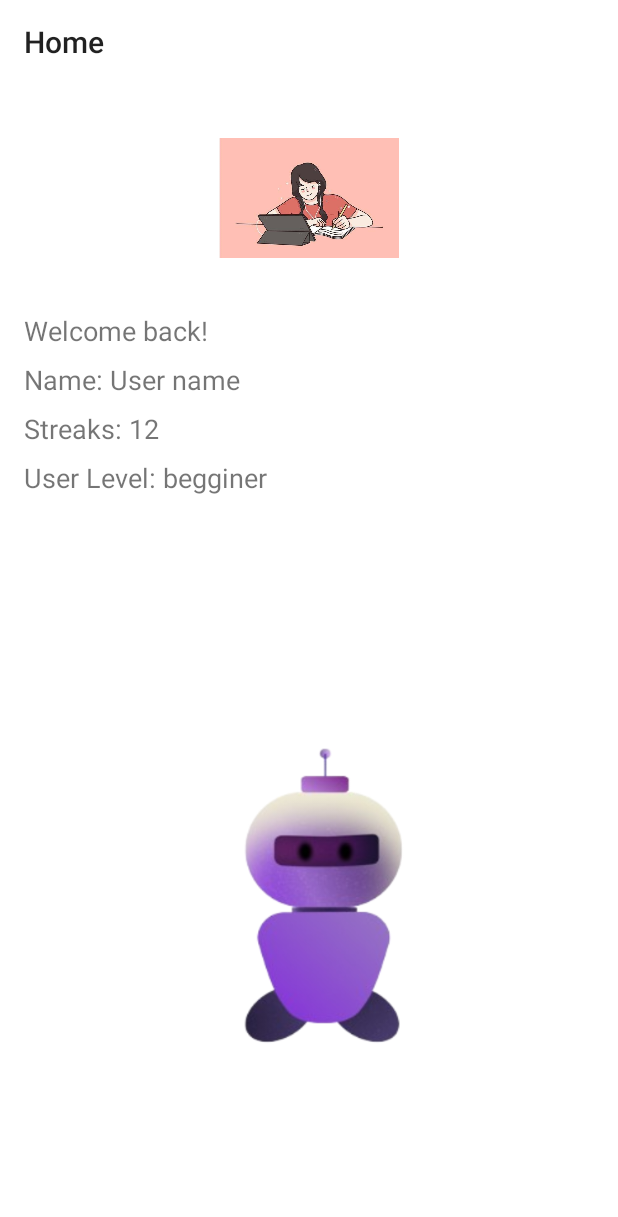
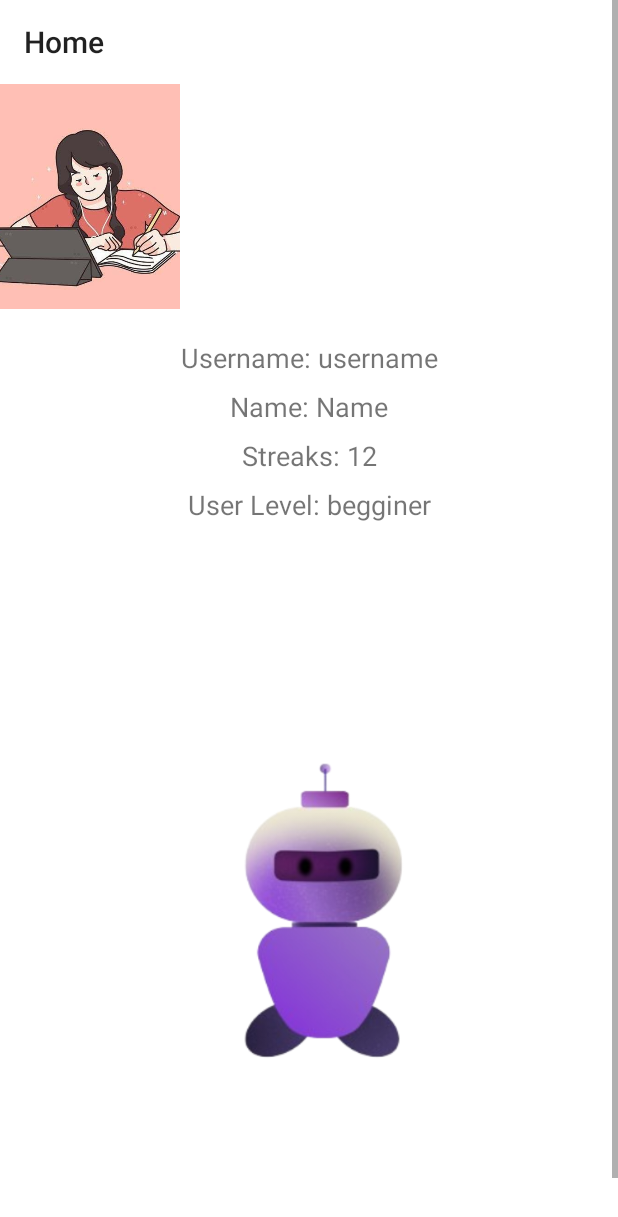
Before and after one commit to Learn-IT-Organization/mobile-app, an Android app: the layout fragment_home.xml on its own in the app's theme, with its tools: preview values and no code run, on a phone screen of 412 x 824 dp. Shown: the top 1217 px of the screen. Run offline under Robolectric (Android 15) with nearby library versions, the phone set to English and light mode, and no system bars; Roboto replaces fonts that are not available here.

Commit message:
#8: Home screen

```diff
--- a/app/src/main/java/com/example/learnit/data/ApiConstants.kt
+++ b/app/src/main/java/com/example/learnit/data/ApiConstants.kt
@@ -2,7 +2,7 @@ package com.example.learnit.data
 
 object ApiConstants {
 
-    const val API_BASE_URL = "http://192.168.1.5:3306/"
+    const val API_BASE_URL = "http://192.168.1.138:3306/"
     //change it to your own ipv4 address
     const val TOKEN = "token"
     const val EXPIRATION_TIME = "expirationTime"
--- a/app/src/main/java/com/example/learnit/data/ApiService.kt
+++ b/app/src/main/java/com/example/learnit/data/ApiService.kt
@@ -29,7 +29,6 @@ interface ApiService {
     @GET("/profile/user")
     suspend fun getLoggedInUser(): Response<ResponseData<LoggedUserData>>
 
-    @Multipart
     @POST("/register")
     suspend fun registerUser(@Body registerForm: RegistrationData): Response<RegistrationResponseData>
 
--- a/app/src/main/java/com/example/learnit/data/user/register/model/RegistrationData.kt
+++ b/app/src/main/java/com/example/learnit/data/user/register/model/RegistrationData.kt
@@ -1,7 +1,9 @@
 package com.example.learnit.data.user.register.model
 
 import kotlinx.serialization.SerialName
+import kotlinx.serialization.Serializable
 
+@Serializable
 data class RegistrationData(
     @SerialName("first_name")
     val first_name: String,
@@ -15,8 +17,6 @@ data class RegistrationData(
     val gender: String,
     @SerialName("user_level")
     val user_level: String,
-    @SerialName("user_photo")
-    val user_photo: String,
     @SerialName("streak")
     val streak: Int
 )
--- a/app/src/main/java/com/example/learnit/domain/user/repository/UserRepository.kt
+++ b/app/src/main/java/com/example/learnit/domain/user/repository/UserRepository.kt
@@ -1,8 +1,9 @@
 package com.example.learnit.domain.user.repository
 
+import com.example.learnit.data.user.login.model.LoggedUserData
 import com.example.learnit.ui.feature.home.model.LoggedUserModel
 
 ///for testing only
 interface UserRepository {
-    suspend fun getUsers(): List<LoggedUserModel>
+    suspend fun getUsers(): List<LoggedUserData>
 }
--- /dev/null
+++ b/app/src/main/res/drawable/ic_streak.xml
@@ -0,0 +1,6 @@
+<vector android:height="24dp" android:tint="#000000"
+    android:viewportHeight="24" android:viewportWidth="24"
+    android:width="24dp" xmlns:android="http://schemas.android.com/apk/res/android">
+    <path android:fillColor="@android:color/white" android:pathData="M12,12.9l-2.13,2.09C9.31,15.55 9,16.28 9,17.06C9,18.68 10.35,20 12,20s3,-1.32 3,-2.94c0,-0.78 -0.31,-1.52 -0.87,-2.07L12,12.9z"/>
+    <path android:fillColor="@android:color/white" android:pathData="M16,6l-0.44,0.55C14.38,8.02 12,7.19 12,5.3V2c0,0 -8,4 -8,11c0,2.92 1.56,5.47 3.89,6.86C7.33,19.07 7,18.1 7,17.06c0,-1.32 0.52,-2.56 1.47,-3.5L12,10.1l3.53,3.47c0.95,0.93 1.47,2.17 1.47,3.5c0,1.02 -0.31,1.96 -0.85,2.75c1.89,-1.15 3.29,-3.06 3.71,-5.3C20.52,10.97 18.79,7.62 16,6z"/>
+</vector>
--- a/app/src/main/res/layout/fragment_home.xml
+++ b/app/src/main/res/layout/fragment_home.xml
@@ -2,9 +2,20 @@
 <androidx.constraintlayout.widget.ConstraintLayout
     xmlns:android="http://schemas.android.com/apk/res/android"
     xmlns:app="http://schemas.android.com/apk/res-auto"
-    xmlns:tools="http://schemas.android.com/tools"
     android:layout_width="match_parent"
     android:layout_height="match_parent">
+
+    <ScrollView
+        android:layout_width="0dp"
+        android:layout_height="0dp"
+        app:layout_constraintTop_toTopOf="parent"
+        app:layout_constraintBottom_toBottomOf="parent"
+        app:layout_constraintStart_toStartOf="parent"
+        app:layout_constraintEnd_toEndOf="parent">
+
+        <androidx.constraintlayout.widget.ConstraintLayout
+            android:layout_width="match_parent"
+            android:layout_height="wrap_content">
 
             <androidx.appcompat.widget.Toolbar
                 android:id="@+id/toolbar"
@@ -16,36 +27,40 @@
                 app:title="Home"
                 app:titleTextAppearance="@style/TextAppearance.Widget.AppCompat.Toolbar.Title" />
 
-    <LinearLayout
-        android:id="@+id/userInfoLayout"
-        android:layout_width="match_parent"
-        android:layout_height="wrap_content"
-        android:orientation="vertical"
-        android:padding="16dp"
-        app:layout_constraintTop_toBottomOf="@id/toolbar">
-
                 <ImageView
                     android:id="@+id/imageViewProfilePhoto"
                     android:layout_width="120dp"
-            android:layout_height="120dp"
+                    android:layout_height="150dp"
                     android:layout_gravity="center"
-            android:layout_marginBottom="16dp"
-            android:src="@drawable/girl" />
+                    android:scaleType="centerCrop"
+                    android:src="@drawable/girl"
+                    app:cornerFamily="rounded"
+                    app:layout_constraintTop_toBottomOf="@id/toolbar"
+
+                    android:contentDescription="@null"
+                    />
 
             <TextView
                 android:id="@+id/textViewUsername"
                 android:layout_width="wrap_content"
                 android:layout_height="wrap_content"
-            android:text="Welcome back!"
-            android:textSize="18sp" />
+                android:text="Username: username"
+                android:textSize="18sp"
+                app:layout_constraintTop_toBottomOf="@id/imageViewProfilePhoto"
+                app:layout_constraintStart_toStartOf="parent"
+                app:layout_constraintEnd_toEndOf="parent"
+                android:layout_marginTop="20dp" />
 
             <TextView
                 android:id="@+id/textViewName"
                 android:layout_width="wrap_content"
                 android:layout_height="wrap_content"
                 android:layout_marginTop="8dp"
-            android:text="Name: User name"
-            android:textSize="18sp" />
+                android:text="Name: Name"
+                android:textSize="18sp"
+                app:layout_constraintTop_toBottomOf="@id/textViewUsername"
+                app:layout_constraintStart_toStartOf="parent"
+                app:layout_constraintEnd_toEndOf="parent" />
 
             <TextView
                 android:id="@+id/textViewStreaks"
@@ -53,7 +68,10 @@
                 android:layout_height="wrap_content"
                 android:layout_marginTop="8dp"
                 android:text="Streaks: 12"
-            android:textSize="18sp" />
+                android:textSize="18sp"
+                app:layout_constraintTop_toBottomOf="@id/textViewName"
+                app:layout_constraintStart_toStartOf="parent"
+                app:layout_constraintEnd_toEndOf="parent" />
 
             <TextView
                 android:id="@+id/textViewUserLevel"
@@ -61,16 +79,20 @@
                 android:layout_height="wrap_content"
                 android:layout_marginTop="8dp"
                 android:text="@string/user_level_beginner"
-            android:textSize="18sp" />
-    </LinearLayout>
+                android:textSize="18sp"
+                app:layout_constraintTop_toBottomOf="@id/textViewStreaks"
+                app:layout_constraintStart_toStartOf="parent"
+                app:layout_constraintEnd_toEndOf="parent" />
 
             <ImageView
                 android:layout_width="wrap_content"
                 android:layout_height="wrap_content"
                 android:layout_marginTop="16dp"
                 android:src="@drawable/robot_smaller"
+                app:layout_constraintTop_toBottomOf="@id/textViewUserLevel"
+                app:layout_constraintEnd_toEndOf="parent"
                 app:layout_constraintBottom_toBottomOf="parent"
-        app:layout_constraintEnd_toEndOf="parent"
-        app:layout_constraintTop_toBottomOf="@id/userInfoLayout"
                 app:layout_constraintVertical_bias="0.217" />
         </androidx.constraintlayout.widget.ConstraintLayout>
+    </ScrollView>
+</androidx.constraintlayout.widget.ConstraintLayout>
```
Also changed, not shown: app/src/main/java/com/example/learnit/data/user/login/mapper/UserModelMapper.kt (deleted, +0 -36 lines), app/src/main/java/com/example/learnit/data/user/login/model/LoggedUserData.kt (+12 -36 lines), app/src/main/java/com/example/learnit/data/user/login/repository/UserRepositoryImpl.kt (+4 -5 lines), app/src/main/java/com/example/learnit/data/user/register/mapper/RegistrationModelMapper.kt (deleted, +0 -15 lines), app/src/main/java/com/example/learnit/ui/feature/home/fragment/HomeFragment.kt (+7 -13 lines), app/src/main/java/com/example/learnit/ui/feature/home/model/LoggedUserModel.kt (deleted, +0 -37 lines), app/src/main/java/com/example/learnit/ui/feature/home/model/LoggedUserResponseModel.kt (deleted, +0 -11 lines), app/src/main/java/com/example/learnit/ui/feature/home/viewModel/HomeViewModel.kt (+9 -10 lines), app/src/main/java/com/example/learnit/ui/feature/register/fragment/RegisterFragment.kt (+11 -35 lines), app/src/main/java/com/example/learnit/ui/feature/register/model/RegistrationModel.kt (deleted, +0 -12 lines), app/src/main/java/com/example/learnit/ui/feature/register/viewModel/RegisterViewModel.kt (+40 -11 lines). Lines whose indentation alone changed are shown as unchanged.
